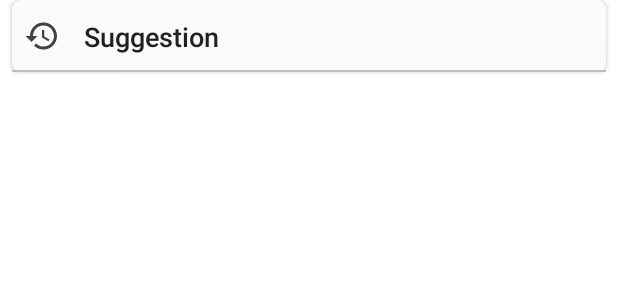
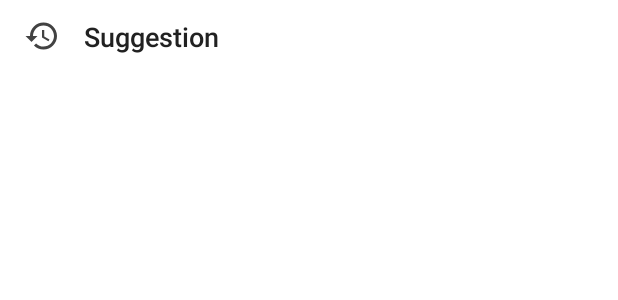
Before and after one commit to VladimirMi/InternetRadioPlayer, an Android app: the layout item_suggestion.xml on its own in the app's theme, with its tools: preview values and no code run, on a phone screen of 412 x 824 dp. Shown: the top 300 px of the screen. Run offline under Robolectric (Android 15) with nearby library versions, the phone set to English and light mode, and no system bars.

```diff
--- a/app/src/main/AndroidManifest.xml
+++ b/app/src/main/AndroidManifest.xml
@@ -22,6 +22,7 @@
         <activity
             android:name="io.github.vladimirmi.internetradioplayer.presentation.root.RootActivity"
             android:launchMode="singleInstance"
+            android:windowSoftInputMode="adjustPan"
             android:theme="@style/AppTheme.Splash">
 
             <intent-filter>
--- a/app/src/main/java/io/github/vladimirmi/internetradioplayer/extensions/RxExtensions.kt
+++ b/app/src/main/java/io/github/vladimirmi/internetradioplayer/extensions/RxExtensions.kt
@@ -31,10 +31,10 @@ fun Completable.ioToMain(): Completable {
 
 val errorHandler: (Throwable) -> Unit = {
     if (it is MessageException) {
-        Toast.makeText(Scopes.context, it.resId, Toast.LENGTH_SHORT).show()
+        runOnUiThread { Toast.makeText(Scopes.context, it.resId, Toast.LENGTH_SHORT).show() }
     } else {
         Timber.e(it)
-        Toast.makeText(Scopes.context, it.message, Toast.LENGTH_SHORT).show()
+        runOnUiThread { Toast.makeText(Scopes.context, it.message, Toast.LENGTH_SHORT).show() }
     }
 }
 
--- a/app/src/main/java/io/github/vladimirmi/internetradioplayer/presentation/search/SearchPresenter.kt
+++ b/app/src/main/java/io/github/vladimirmi/internetradioplayer/presentation/search/SearchPresenter.kt
@@ -18,7 +18,7 @@ class SearchPresenter
     fun search(query: String) {
         searchInteractor.saveQuery(query)
                 .ioToMain()
-                .subscribe()
+                .subscribeByEx {}
                 .addTo(dataSubs)
     }
 
--- a/app/src/main/res/layout/item_suggestion.xml
+++ b/app/src/main/res/layout/item_suggestion.xml
@@ -5,10 +5,6 @@
     xmlns:tools="http://schemas.android.com/tools"
     android:layout_width="match_parent"
     android:layout_height="48dp"
-    android:layout_marginLeft="8dp"
-    android:layout_marginRight="8dp"
-    android:background="@drawable/shape_item_single"
-    android:elevation="2dp"
     android:foreground="?android:attr/selectableItemBackground"
     tools:ignore="UnusedAttribute"
     >
@@ -18,8 +14,8 @@
         android:layout_width="wrap_content"
         android:layout_height="wrap_content"
         android:layout_gravity="center"
-        android:layout_marginStart="8dp"
-        android:layout_marginLeft="8dp"
+        android:layout_marginStart="16dp"
+        android:layout_marginEnd="16dp"
         android:contentDescription="@string/desc_search_history"
         android:src="@drawable/ic_history"
         app:layout_constraintBottom_toBottomOf="parent"
@@ -42,14 +38,4 @@
         app:layout_constraintTop_toTopOf="parent"
         tools:text="Suggestion"
         />
-
-    <View
-        android:id="@+id/delimiter"
-        android:layout_width="match_parent"
-        android:layout_height="1dp"
-        android:layout_gravity="bottom"
-        android:background="@color/grey_400"
-        app:layout_constraintBottom_toBottomOf="parent"
-        tools:ignore="ContentDescription"
-        />
 </androidx.constraintlayout.widget.ConstraintLayout>
```
Also changed, not shown: app/src/main/java/io/github/vladimirmi/internetradioplayer/extensions/ViewExtensions.kt (+11 -0 lines), app/src/main/java/io/github/vladimirmi/internetradioplayer/presentation/search/SearchFragment.kt (+36 -14 lines), app/src/main/res/layout/fragment_search.xml (+11 -2 lines).
